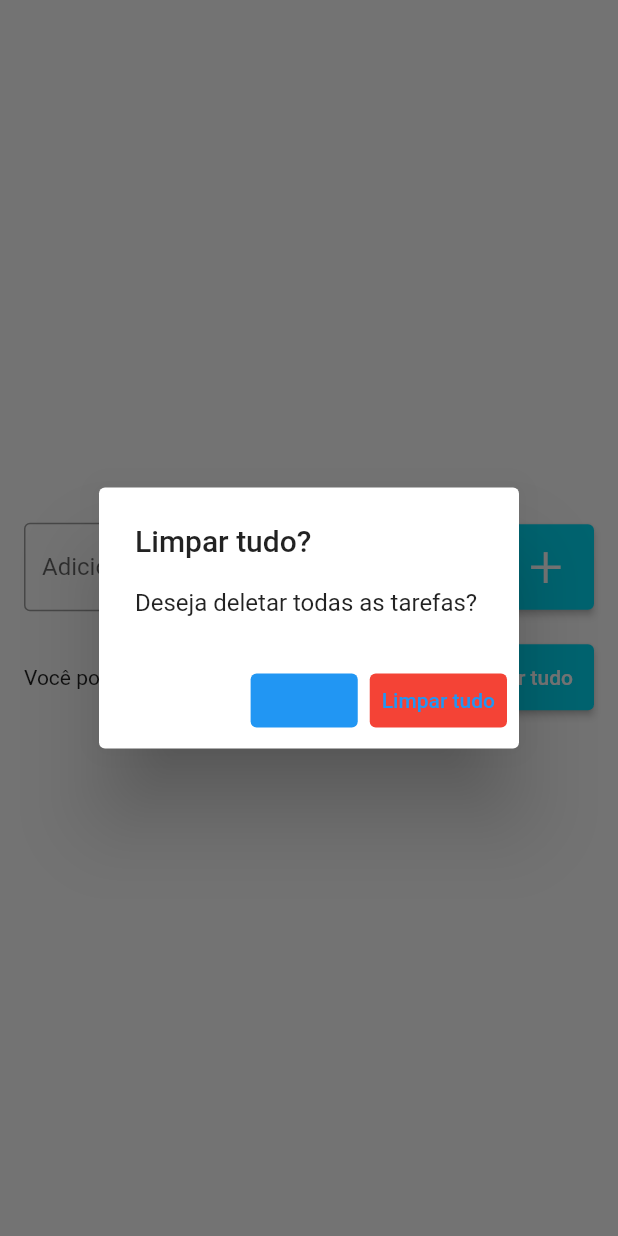
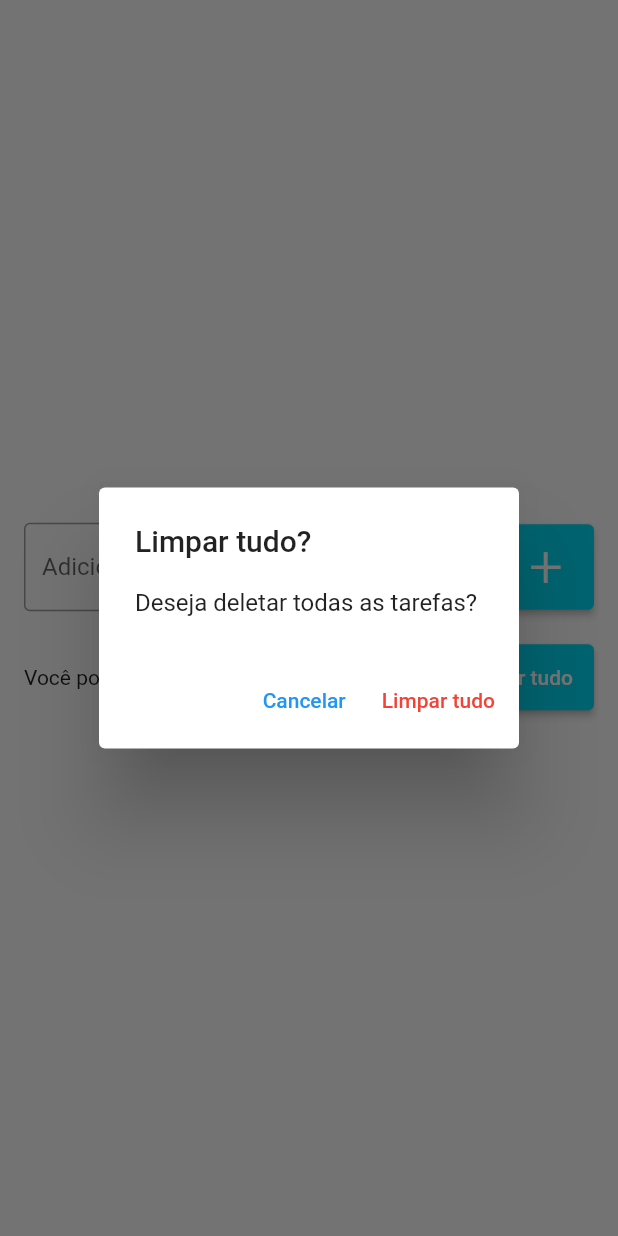
Before and after one commit to Byasg/Todo_list, a Flutter app: the screen it shows after launch, after a tap on "Limpar tudo", on a phone screen of 412 x 824 dp. Run offline on Flutter 3.47's test engine with Material 2 defaults, Android fonts, the phone set to English and light mode, and no system bars; our stand-ins replace flutter_slidable, shared_preferences; missing offline and left inert: shared_preferences_web.

Commit message:
alterações finais

```diff
--- a/lib/models/todo.dart
+++ b/lib/models/todo.dart
@@ -1,5 +1,9 @@
 class Todo {
   Todo({required this.title, required this.dateTime});
+
+  Todo.fromJson(Map<String, dynamic> json)
+      : title = json['title'],
+        dateTime = DateTime.parse(json['dateTime']);
 
   String title;
   DateTime dateTime;
--- a/lib/pages/todo_list_page.dart
+++ b/lib/pages/todo_list_page.dart
@@ -1,5 +1,6 @@
 import 'package:flutter/material.dart';
 import 'package:todo_list/models/todo.dart';
+import 'package:todo_list/repositories/todo_repository.dart';
 import 'package:todo_list/widgets/todo_list_item.dart';
 
 class TodoListPage extends StatefulWidget {
@@ -11,10 +12,25 @@ class TodoListPage extends StatefulWidget {
 
 class _TodoListPageState extends State<TodoListPage> {
   final TextEditingController todoController = TextEditingController();
+  final TodoRepository todoRepository = TodoRepository();
 
   List<Todo> todos = [];
+
   Todo? deletedTodo;
   int? deletedPos;
+
+  String? errorText;
+
+  @override
+  void initState() {
+    super.initState();
+
+    todoRepository.getTodoList().then((value) {
+      setState(() {
+        todos = value;
+      });
+    });
+  }
 
   @override
   Widget build(BuildContext context) {
@@ -32,10 +48,11 @@ class _TodoListPageState extends State<TodoListPage> {
                     Expanded(
                       child: TextField(
                         controller: todoController,
-                        decoration: const InputDecoration(
-                          border: OutlineInputBorder(),
+                        decoration: InputDecoration(
+                          border: const OutlineInputBorder(),
                           labelText: 'Adicione uma tarefa',
                           hintText: 'Ex: Estudar Flutter',
+                          errorText: errorText,
                         ),
                       ),
                     ),
@@ -43,6 +60,12 @@ class _TodoListPageState extends State<TodoListPage> {
                     ElevatedButton(
                       onPressed: () {
                         String text = todoController.text;
+                        if (text.isEmpty) {
+                          setState(() {
+                            errorText = 'O título não pode ser vazio!';
+                          });
+                          return;
+                        }
                         setState(() {
                           Todo newTodo = Todo(
                             title: text,
@@ -51,9 +74,10 @@ class _TodoListPageState extends State<TodoListPage> {
                           todos.add(newTodo);
                         });
                         todoController.clear();
+                        todoRepository.saveTodoList(todos);
                       },
                       style: ElevatedButton.styleFrom(
-                        primary: const Color(0xff00d7f3),
+                        backgroundColor: const Color(0xff00d7f3),
                         padding: const EdgeInsets.symmetric(
                           horizontal: 20,
                           vertical: 5,
@@ -96,7 +120,7 @@ class _TodoListPageState extends State<TodoListPage> {
                     ElevatedButton(
                       onPressed: deleteTodosConfirmation,
                       style: ElevatedButton.styleFrom(
-                        primary: const Color(0xff00d7f3),
+                        backgroundColor: const Color(0xff00d7f3),
                         padding: const EdgeInsets.all(14),
                       ),
                       child: const Text('Limpar tudo'),
@@ -118,6 +142,7 @@ class _TodoListPageState extends State<TodoListPage> {
     setState(() {
       todos.remove(todo);
     });
+    todoRepository.saveTodoList(todos);
 
     ScaffoldMessenger.of(context).clearSnackBars();
     ScaffoldMessenger.of(context).showSnackBar(
@@ -135,6 +160,7 @@ class _TodoListPageState extends State<TodoListPage> {
             setState(() {
               todos.insert(deletedPos!, deletedTodo!);
             });
+            todoRepository.saveTodoList(todos);
           },
         ),
       ),
@@ -153,7 +179,7 @@ class _TodoListPageState extends State<TodoListPage> {
               Navigator.of(context).pop();
             },
             style: TextButton.styleFrom(
-              backgroundColor: Colors.blue,
+              foregroundColor: Colors.blue,
             ),
             child: const Text('Cancelar'),
           ),
@@ -163,7 +189,7 @@ class _TodoListPageState extends State<TodoListPage> {
               deleteAllTodos();
             },
             style: TextButton.styleFrom(
-              backgroundColor: Colors.red,
+              foregroundColor: Colors.red,
             ),
             child: const Text('Limpar tudo'),
           ),
@@ -176,5 +202,6 @@ class _TodoListPageState extends State<TodoListPage> {
     setState(() {
       todos.clear();
     });
+    todoRepository.saveTodoList(todos);
   }
 }
--- a/lib/repositories/todo_repository.dart
+++ b/lib/repositories/todo_repository.dart
@@ -1,12 +1,22 @@
+import 'dart:convert';
+
 import 'package:shared_preferences/shared_preferences.dart';
 import 'package:todo_list/models/todo.dart';
 
+const todoListKey = 'todo_list';
+
 class TodoRepository {
-  TodoRepository() {
-    SharedPreferences.getInstance().then((value) => sharedPreferences = value);
+  late SharedPreferences sharedPreferences;
+
+  Future<List<Todo>> getTodoList() async {
+    sharedPreferences = await SharedPreferences.getInstance();
+    final String jsonString = sharedPreferences.getString(todoListKey) ?? '[]';
+    final List jsonDecoded = jsonDecode(jsonString) as List;
+    return jsonDecoded.map((e) => Todo.fromJson(e)).toList();
   }
 
-  late SharedPreferences sharedPreferences;
-
-  void saveTodoList(List<Todo> todos) {}
+  void saveTodoList(List<Todo> todos) {
+    final jsonString = json.encode(todos);
+    sharedPreferences.setString(todoListKey, jsonString);
+  }
 }
```
